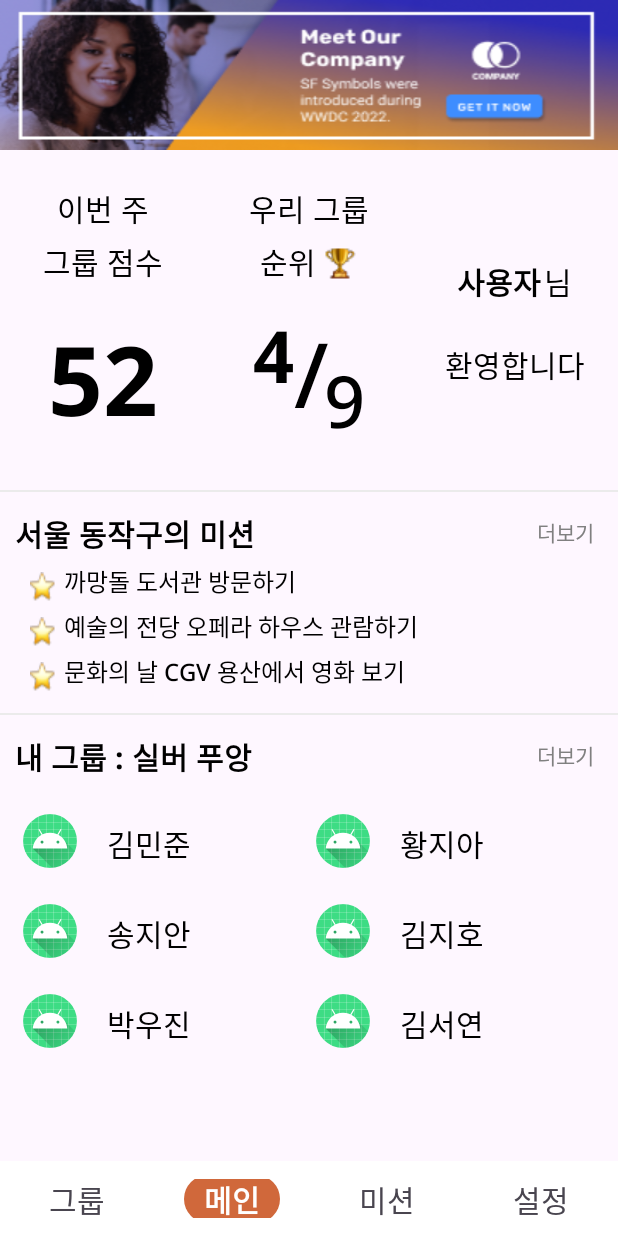
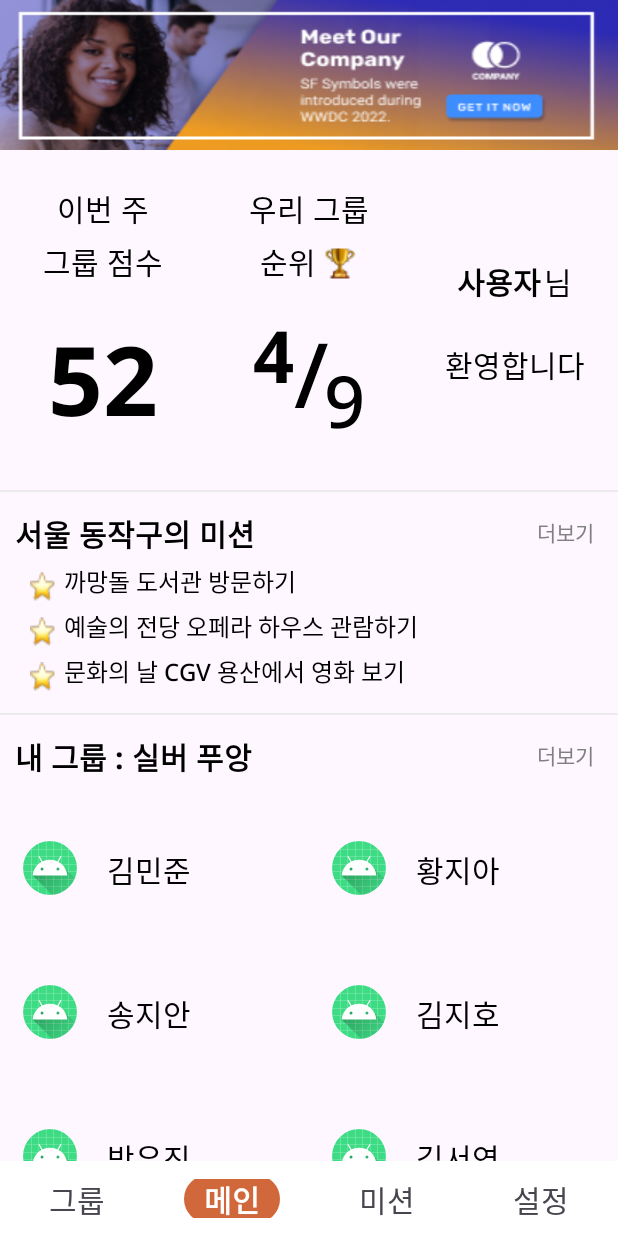
Before and after one commit to activedg/Silver_Together, an Android app: the screen it shows after launch (MainActivity), on a phone screen of 412 x 824 dp. Run offline under Robolectric (Android 15) with nearby library versions, the phone set to English and light mode, and no system bars; our stand-ins replace CircleImageView, data binding.

Commit message:
[UPD] 리사이클러뷰 width 조정

```diff
--- a/app/src/main/java/com/example/silver_together/adapter/HomeUserRVAdapter.kt
+++ b/app/src/main/java/com/example/silver_together/adapter/HomeUserRVAdapter.kt
@@ -8,7 +8,7 @@ import com.example.silver_together.R
 import com.example.silver_together.data.User
 import com.example.silver_together.databinding.ItemUserBinding
 
-class HomeUserRVAdapter() : RecyclerView.Adapter<HomeUserRVAdapter.ViewHolder>() {
+class HomeUserRVAdapter(private val width: Int) : RecyclerView.Adapter<HomeUserRVAdapter.ViewHolder>() {
     private var userList = ArrayList<User>()
     private lateinit var binding: ItemUserBinding
 
@@ -31,6 +31,7 @@ class HomeUserRVAdapter() : RecyclerView.Adapter<HomeUserRVAdapter.ViewHolder>()
     inner class ViewHolder(binding: ItemUserBinding) : RecyclerView.ViewHolder(binding.root) {
         fun bind(user: User){
             with(binding){
+                layoutItemUser.layoutParams = ViewGroup.LayoutParams(width, 144)
                 user.imgRes?.let { ivItemUserProfile.setImageResource(it) }
                 tvItemUserName.text = user.name
             }
--- a/app/src/main/java/com/example/silver_together/ui/HomeFragment.kt
+++ b/app/src/main/java/com/example/silver_together/ui/HomeFragment.kt
@@ -1,7 +1,12 @@
 package com.example.silver_together.ui
 
+import android.content.Context
+import android.os.Build
 import android.os.Bundle
+import android.util.DisplayMetrics
 import android.view.View
+import android.view.WindowInsets
+import android.view.WindowManager
 import androidx.recyclerview.widget.GridLayoutManager
 import androidx.recyclerview.widget.LinearLayoutManager
 import com.example.silver_together.R
@@ -22,7 +27,7 @@ class HomeFragment : BaseFragment<FragmentHomeBinding>(R.layout.fragment_home) {
                 (activity as MainActivity).setSelectedItem(2)
             }
             rvHomeGroupPeople.apply {
-                adapter = HomeUserRVAdapter().apply {
+                adapter = HomeUserRVAdapter(getScreenWidth()/ 2).apply {
                     setData(initDummyData())
                 }
                 layoutManager = GridLayoutManager(context, 3, LinearLayoutManager.HORIZONTAL, false)
@@ -45,4 +50,17 @@ class HomeFragment : BaseFragment<FragmentHomeBinding>(R.layout.fragment_home) {
         }
         return tempList
     }
+
+    private fun getScreenWidth(): Int{
+        val wm = activity?.getSystemService(Context.WINDOW_SERVICE) as WindowManager
+        return if (Build.VERSION.SDK_INT >= Build.VERSION_CODES.R) {
+            val size = wm.currentWindowMetrics
+            val deviceWidth = size.bounds.width()
+            deviceWidth
+        } else {
+            val displayMetrics = DisplayMetrics()
+            wm.defaultDisplay.getMetrics(displayMetrics)
+            displayMetrics.widthPixels
+        }
+    }
 }
--- a/app/src/main/res/font/app_font.xml
+++ b/app/src/main/res/font/app_font.xml
@@ -7,5 +7,5 @@
     <font
         android:font="@font/notosans_medium"
         android:fontStyle="normal"
-        android:fontWeight="400" />
+        android:fontWeight="500" />
 </font-family>
--- a/app/src/main/res/layout/item_user.xml
+++ b/app/src/main/res/layout/item_user.xml
@@ -2,7 +2,7 @@
 <layout xmlns:app="http://schemas.android.com/apk/res-auto">
 <androidx.constraintlayout.widget.ConstraintLayout xmlns:android="http://schemas.android.com/apk/res/android"
     android:id="@+id/layout_item_user"
-    android:layout_width="195dp"
+    android:layout_width="match_parent"
     android:layout_height="60dp">
     <de.hdodenhof.circleimageview.CircleImageView
         android:id="@+id/iv_item_user_profile"
@@ -16,7 +16,7 @@
     <TextView
         android:id="@+id/tv_item_user_name"
         android:layout_width="wrap_content"
-        android:layout_height="wrap_content"
+        android:layout_height="0dp"
         android:text="이름"
         android:textSize="20sp"
         android:layout_marginStart="20dp"
```
